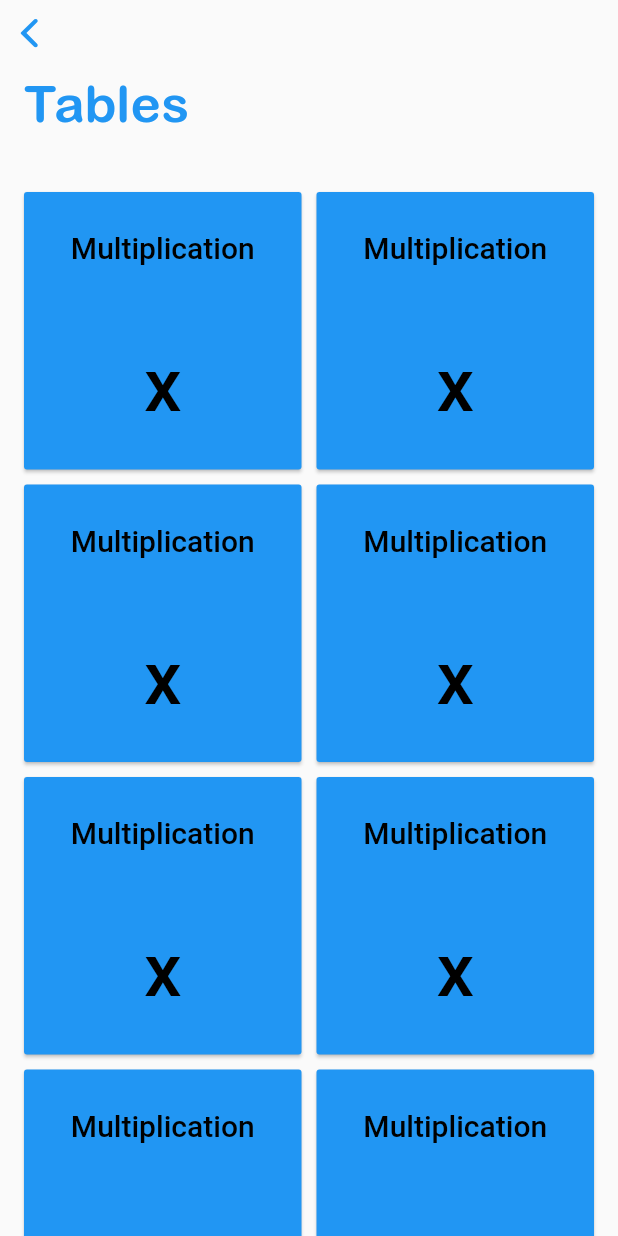
After one commit to Sreenivassreee/MathCrush, a Flutter app: the AllTableDesign screen opened directly, on a phone screen of 412 x 824 dp. The commit adds this screen. Run offline on Flutter 3.47's test engine with Material 2 defaults, Android fonts, the phone set to English and light mode, and no system bars; our stand-ins replace auto_size_text, cached_network_image, charts_flutter, cloud_firestore, connectivity, dio and 15 more; missing offline and left inert: firebase_admob, flutter_open_whatsapp; accounts and stored records are empty.

Commit message:
16/06/2020

```diff
--- /dev/null
+++ b/lib/pages/Tables/AllTableDesign.dart
@@ -0,0 +1,112 @@
+import 'package:auto_size_text/auto_size_text.dart';
+import 'package:flutter/cupertino.dart';
+import 'package:flutter/material.dart';
+
+class AllTableDesign extends StatelessWidget {
+  @override
+  Widget build(BuildContext context) {
+    return CupertinoPageScaffold(
+      child: NestedScrollView(
+        headerSliverBuilder: (BuildContext context2, bool innerBoxIsScrolled) {
+          return <Widget>[
+            CupertinoSliverNavigationBar(
+              automaticallyImplyTitle: true,
+              heroTag: "Hero",
+              automaticallyImplyLeading: true,
+              backgroundColor: Theme.of(context2).dividerColor,
+              largeTitle: Text(
+                "Tables",
+                style: TextStyle(
+                  fontFamily: "arial",
+                  color: Theme.of(context2).primaryColor,
+                ),
+              ),
+            )
+          ];
+        },
+        body: Container(
+          child: CustomScrollView(
+            physics: BouncingScrollPhysics(),
+            slivers: <Widget>[
+              SliverToBoxAdapter(
+                child: Padding(
+                  padding: const EdgeInsets.symmetric(
+                    horizontal: 16.0,
+                    vertical: 8.0,
+                  ),
+                  // child: Text(
+                  //   "Math Quiz",
+                  //   style: TextStyle(
+                  //       color: Colors.white,
+                  //       fontWeight: FontWeight.w500,
+                  //       fontSize: 16.0),
+                  // ),
+                ),
+              ),
+              SliverPadding(
+                padding: const EdgeInsets.all(16.0),
+                sliver: SliverGrid(
+                  gridDelegate: SliverGridDelegateWithFixedCrossAxisCount(
+                    crossAxisCount: 2,
+                    childAspectRatio: 1,
+                    crossAxisSpacing: 10.0,
+                    mainAxisSpacing: 10.0,
+                  ),
+                  delegate: SliverChildBuilderDelegate(
+                    _buildCategoryItem,
+                    childCount: 10,
+                  ),
+                ),
+              ),
+            ],
+          ),
+        ),
+      ),
+    );
+  }
+
+  Widget _buildCategoryItem(BuildContext context, int index) {
+    return MaterialButton(
+      elevation: 1.0,
+      // highlightElevation: 1.0,
+      onPressed: () {
+        // Navigator.of(context).push(
+        //   MaterialPageRoute(
+        //     builder: (BuildContext) => ThemeConsumer(
+        //       child: Tables(
+        //         index + 1,
+        //       ),
+        //     ),
+        //   ),
+        // );
+      },
+      color: Theme.of(context).primaryColor,
+      textColor: Colors.white70,
+      child: Column(
+        mainAxisAlignment: MainAxisAlignment.spaceAround,
+        children: [
+          Container(
+            child: Text(
+              "Multiplication",
+              style: TextStyle(
+                color: Colors.black,
+                fontSize: 20,
+              ),
+            ),
+          ),
+          Center(
+            child: Container(
+              child: Text(
+                "x",
+                style: TextStyle(
+                  color: Colors.black,
+                  fontSize: 50,
+                ),
+              ),
+            ),
+          )
+        ],
+      ),
+    );
+  }
+}
```
Also changed, not shown: lib/pages/HomeDesign.dart (+43 -1 lines), lib/pages/Tables/TableMainPage.dart (added, +105 -0 lines), lib/pages/Tables/Tables.dart (added, +89 -0 lines), lib/pages/Formule/formulePage.dart (renamed from lib/pages/Formule/formuleMainPage.dart), 1 other file.
